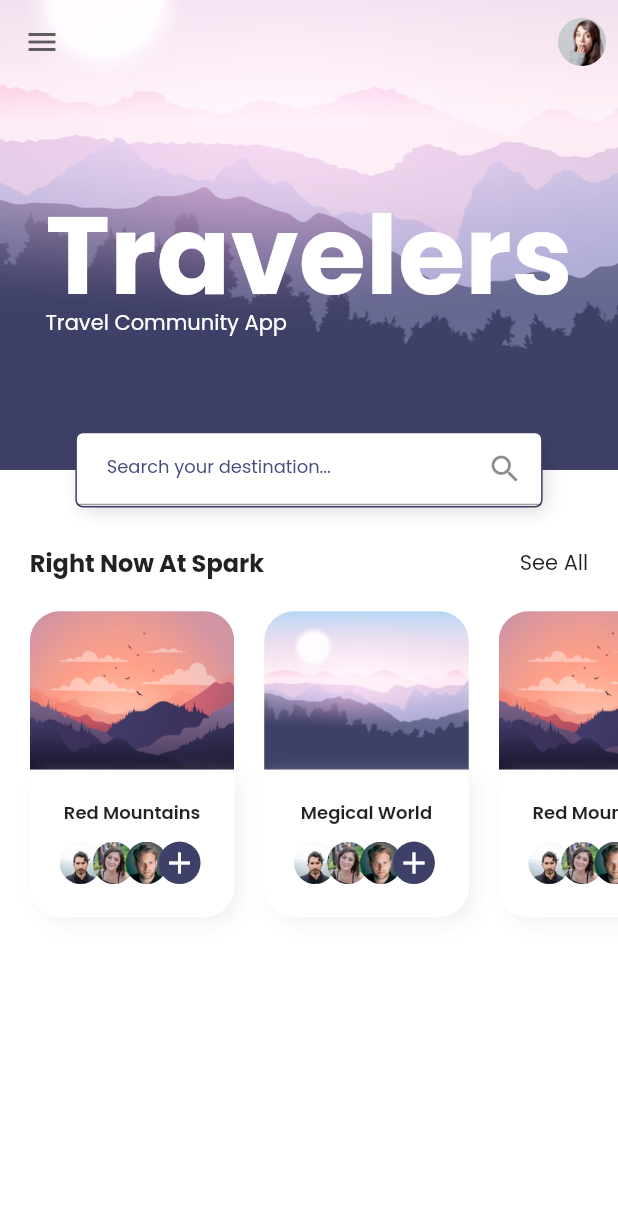
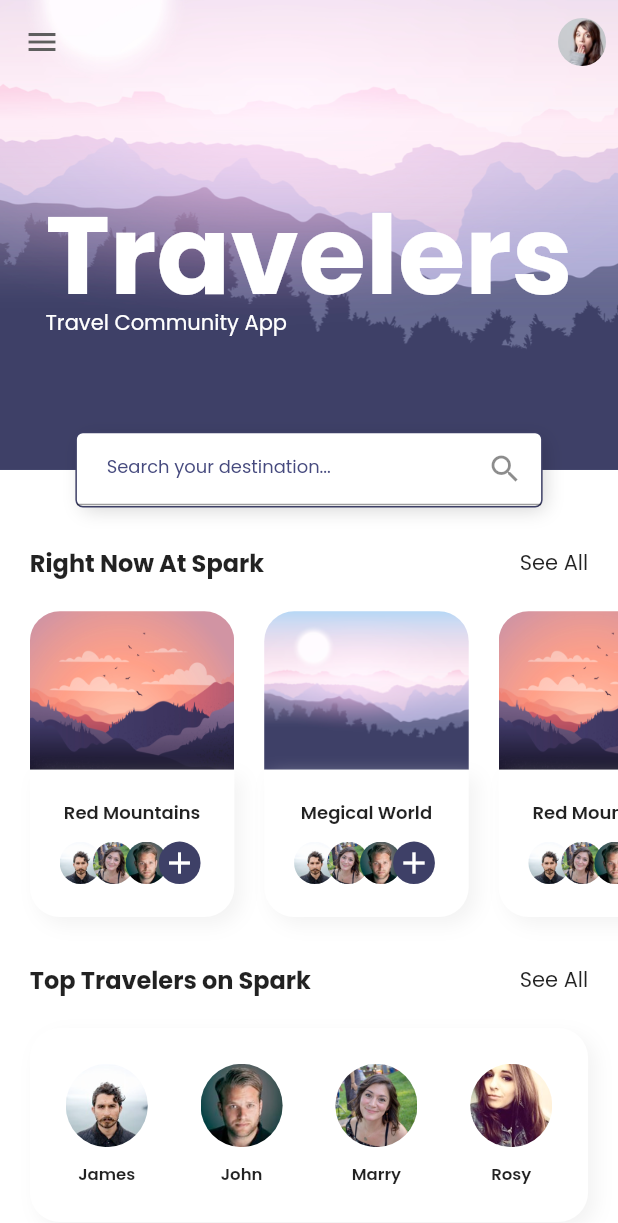
Before and after one commit to n0y0j/flutter_ui, a Flutter app: the screen it shows after launch, on a phone screen of 412 x 824 dp. Shown: the top 1223 px of the screen. Run offline on Flutter 3.47's test engine with Material 2 defaults, Android fonts, the phone set to English and light mode, and no system bars; our stand-ins replace flutter_svg, google_fonts, smooth_star_rating.

Commit message:
feat: Implement Top Travelers.

```diff
--- a/travel_app/lib/screens/home/components/body.dart
+++ b/travel_app/lib/screens/home/components/body.dart
@@ -2,6 +2,7 @@ import 'package:flutter/material.dart';
 import 'package:travel_app/screens/home/components/home_header.dart';
 
 import 'popular_places.dart';
+import 'top_traverlers.dart';
 
 class Body extends StatelessWidget {
   @override
@@ -13,6 +14,8 @@ class Body extends StatelessWidget {
           HomeHeader(),
           SizedBox(height: 50),
           PopularPlaces(),
+          SizedBox(height: 30),
+          TopTravelers(),
         ],
       ),
     );
--- a/travel_app/lib/screens/home/components/popular_places.dart
+++ b/travel_app/lib/screens/home/components/popular_places.dart
@@ -1,5 +1,5 @@
 import 'package:flutter/material.dart';
-import 'package:travel_app/components/place_caed.dart';
+import 'package:travel_app/components/place_card.dart';
 import 'package:travel_app/components/section_title.dart';
 import 'package:travel_app/models/TravelSpot.dart';
 import 'package:travel_app/size_config.dart';
--- /dev/null
+++ b/travel_app/lib/screens/home/components/top_traverlers.dart
@@ -0,0 +1,80 @@
+import 'package:flutter/material.dart';
+import 'package:travel_app/components/section_title.dart';
+import 'package:travel_app/constants.dart';
+import 'package:travel_app/models/User.dart';
+import 'package:travel_app/size_config.dart';
+
+class TopTravelers extends StatelessWidget {
+  const TopTravelers({
+    Key key,
+  }) : super(key: key);
+
+  @override
+  Widget build(BuildContext context) {
+    return Column(
+      children: [
+        SectionTitle(
+          title: "Top Travelers on Spark",
+          press: () {},
+        ),
+        SizedBox(height: 20),
+        Container(
+          margin: EdgeInsets.symmetric(
+            horizontal: getProportionateScreenWidth(kDefaultPadding),
+          ),
+          width: double.infinity,
+          padding: EdgeInsets.all(getProportionateScreenWidth(24)),
+          decoration: BoxDecoration(
+            color: Colors.white,
+            borderRadius: BorderRadius.circular(20),
+            boxShadow: [kDefaultShadow],
+          ),
+          child: Row(
+            mainAxisAlignment: MainAxisAlignment.spaceBetween,
+            children: [
+              ...List.generate(
+                topTravelers.length,
+                (index) => UserCard(
+                  user: topTravelers[index],
+                ),
+              )
+            ],
+          ),
+        ),
+      ],
+    );
+  }
+}
+
+class UserCard extends StatelessWidget {
+  const UserCard({
+    Key key,
+    @required this.user,
+  }) : super(key: key);
+
+  final User user;
+
+  @override
+  Widget build(BuildContext context) {
+    return Column(
+      children: [
+        ClipOval(
+          child: Image.asset(
+            user.image,
+            height: getProportionateScreenHeight(55),
+            width: getProportionateScreenWidth(55),
+            fit: BoxFit.cover,
+          ),
+        ),
+        SizedBox(height: 10),
+        Text(
+          user.name,
+          style: TextStyle(
+            fontSize: 11,
+            fontWeight: FontWeight.w600,
+          ),
+        )
+      ],
+    );
+  }
+}
```
Also changed, not shown: travel_app/lib/components/place_card.dart (renamed from travel_app/lib/components/place_caed.dart).
